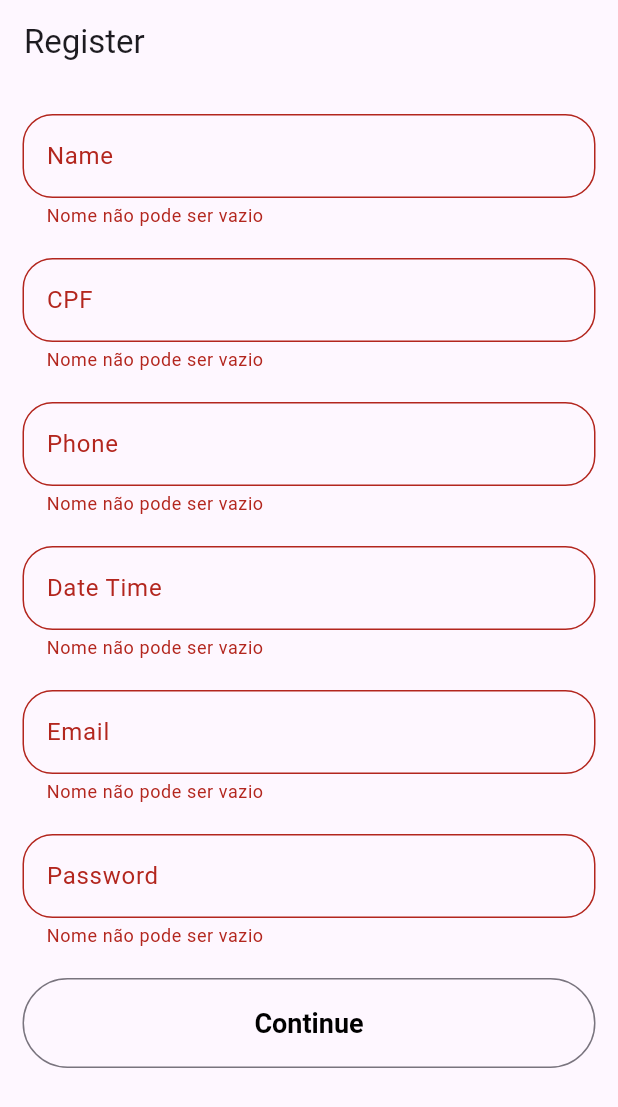
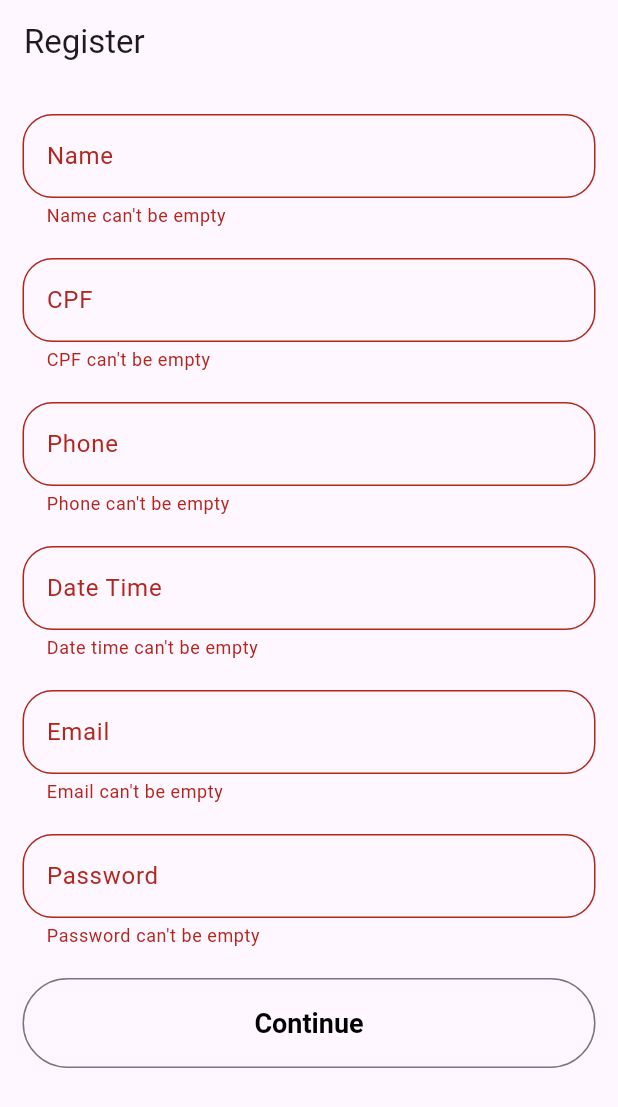
Before and after one commit to GilsonAndre/form_validade, a Flutter app: the screen it shows after launch, after a tap on "Continue", on a phone screen of 412 x 824 dp. Shown: the top 1107 px of the screen. Run offline on Flutter 3.47's test engine with Material 3 defaults, Android fonts, the phone set to English and light mode, and no system bars; our stand-ins replace mask_text_input_formatter.

Commit message:
Change Strings

```diff
--- a/lib/register_page.dart
+++ b/lib/register_page.dart
@@ -39,7 +39,7 @@ class RegisterPage extends StatelessWidget {
                   ),
                   validator: (value) {
                     if (value!.isEmpty) {
-                      return 'Nome não pode ser vazio';
+                      return Strings.emptyName;
                     }
                     return null;
                   },
@@ -55,7 +55,7 @@ class RegisterPage extends StatelessWidget {
                   inputFormatters: [maskBrazilianCpf],
                   validator: (value) {
                     if (value!.isEmpty) {
-                      return 'Nome não pode ser vazio';
+                      return Strings.emptyCpf;
                     }
                     return null;
                   },
@@ -71,7 +71,7 @@ class RegisterPage extends StatelessWidget {
                   inputFormatters: [maskBrazilianPhone],
                   validator: (value) {
                     if (value!.isEmpty) {
-                      return 'Nome não pode ser vazio';
+                      return Strings.emptyPhone;
                     }
                     return null;
                   },
@@ -87,7 +87,7 @@ class RegisterPage extends StatelessWidget {
                   inputFormatters: [maskDateTime],
                   validator: (value) {
                     if (value!.isEmpty) {
-                      return 'Nome não pode ser vazio';
+                      return Strings.emptyDateTime;
                     }
                     if (!regexDateTime.hasMatch(value)) {
                       return '';
@@ -105,7 +105,7 @@ class RegisterPage extends StatelessWidget {
                   ),
                   validator: (value) {
                     if (value!.isEmpty) {
-                      return 'Nome não pode ser vazio';
+                      return Strings.emptyEmail;
                     }
                     if (!regexEmail.hasMatch(value)) {
                       return '1';
@@ -122,7 +122,7 @@ class RegisterPage extends StatelessWidget {
                   ),
                   validator: (value) {
                     if (value!.isEmpty) {
-                      return 'Nome não pode ser vazio';
+                      return Strings.emptyPassword;
                     }
                     if (!regexPassword.hasMatch(value)) {
                       return '';
--- a/lib/resources/strings.dart
+++ b/lib/resources/strings.dart
@@ -30,7 +30,7 @@ class Strings {
   static const brEmptyNome = 'Nome não pode ser vazio';
   static const brEmptyCpf = 'CPF não pode ser vazio';
   static const brEmptyTelefone = 'Telefone não pode ser vazio';
-  static const brEmptyDataNascimento = 'Telefone não pode ser vazio';
-  static const brEmptyEmail ='Telefone não pode ser vazio';
-  static const brEmptySenha = 'Telefone não pode ser vazio';
+  static const brEmptyDataNascimento = 'Data de Nascimento não pode ser vazio';
+  static const brEmptyEmail ='Email não pode ser vazio';
+  static const brEmptySenha = 'Senha não pode ser vazio';
 }
```
